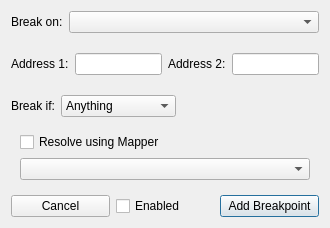
Above: apps/ide/debuggers/breakpointdialog.ui from christopherpow/nesicide before the change. Below: the same form after it.
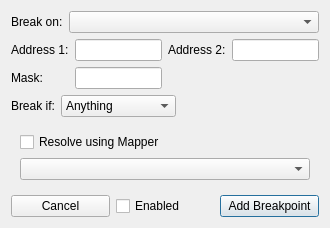
That is the form after the change. The open tabs and pages were chosen to show the change.

The edit to the form file:
```diff
--- a/apps/ide/debuggers/breakpointdialog.ui
+++ b/apps/ide/debuggers/breakpointdialog.ui
@@ -97,6 +97,16 @@
          </property>
         </widget>
        </item>
+       <item row="1" column="0">
+        <widget class="QLabel" name="label_3">
+         <property name="text">
+          <string>Mask:</string>
+         </property>
+        </widget>
+       </item>
+       <item row="1" column="1">
+        <widget class="QLineEdit" name="mask"/>
+       </item>
       </layout>
      </widget>
      <widget class="QWidget" name="regpage">
```
Left out of the diff: 7 changed lines with no effect on the pictures.
